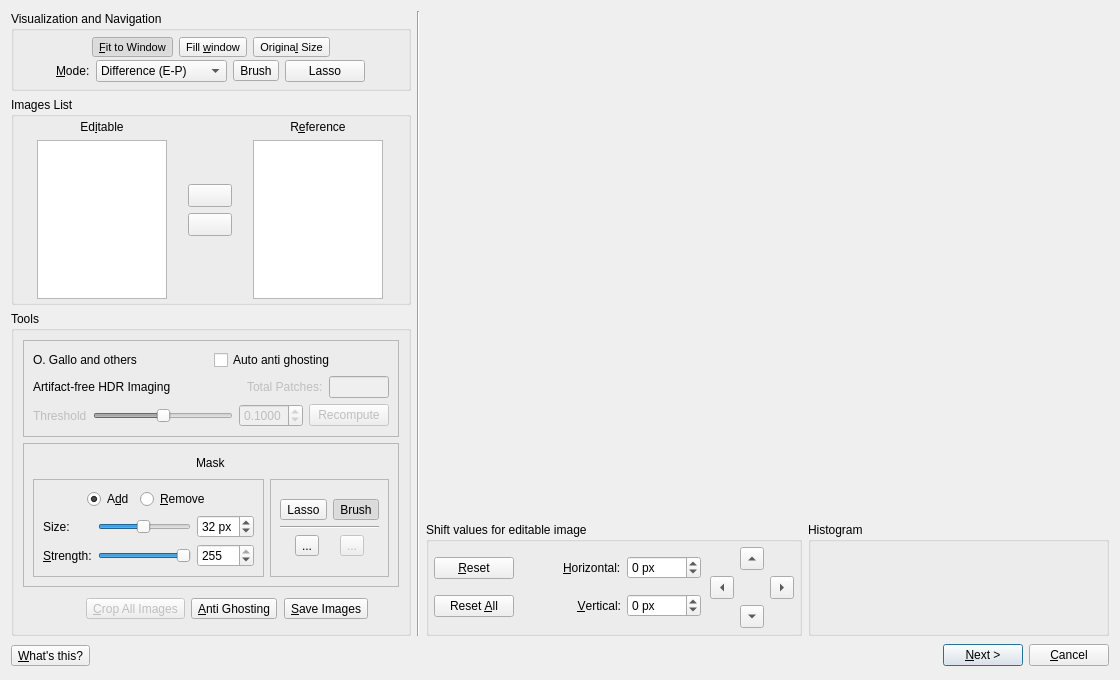
This is src/HdrWizard/EditingTools.ui in LuminanceHDR/LuminanceHDR as Qt 5 draws it before an edit. The edited form follows.
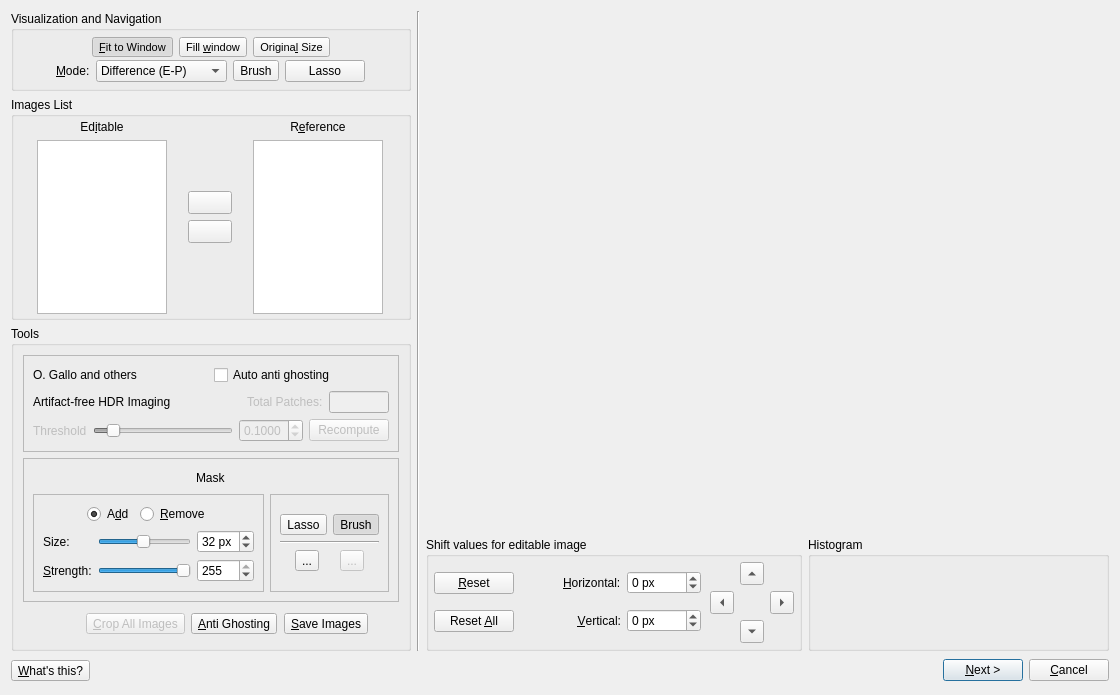
This is the edited form. Icons and pictures are not drawn.

```diff
--- a/src/HdrWizard/EditingTools.ui
+++ b/src/HdrWizard/EditingTools.ui
@@ -10,7 +10,7 @@
     <x>0</x>
     <y>0</y>
     <width>1120</width>
-    <height>680</height>
+    <height>695</height>
    </rect>
   </property>
   <property name="sizePolicy">
@@ -631,7 +631,7 @@
                     <number>10</number>
                    </property>
                    <property name="value">
-                    <number>5000</number>
+                    <number>1000</number>
                    </property>
                    <property name="orientation">
                     <enum>Qt::Horizontal</enum>
```
